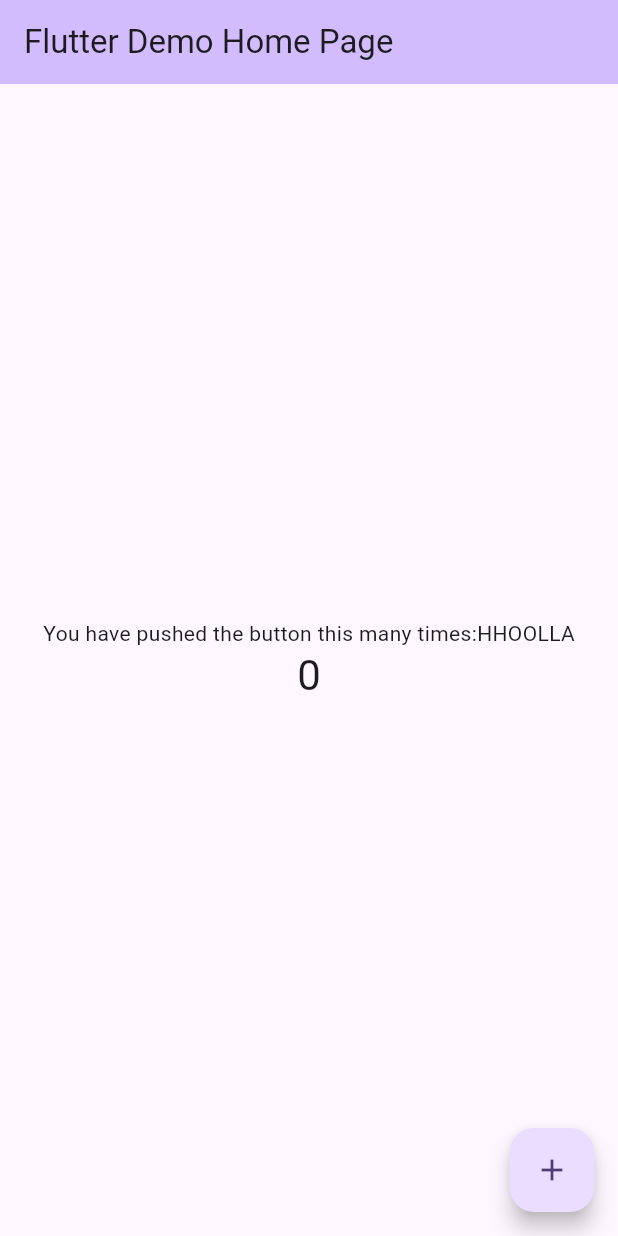
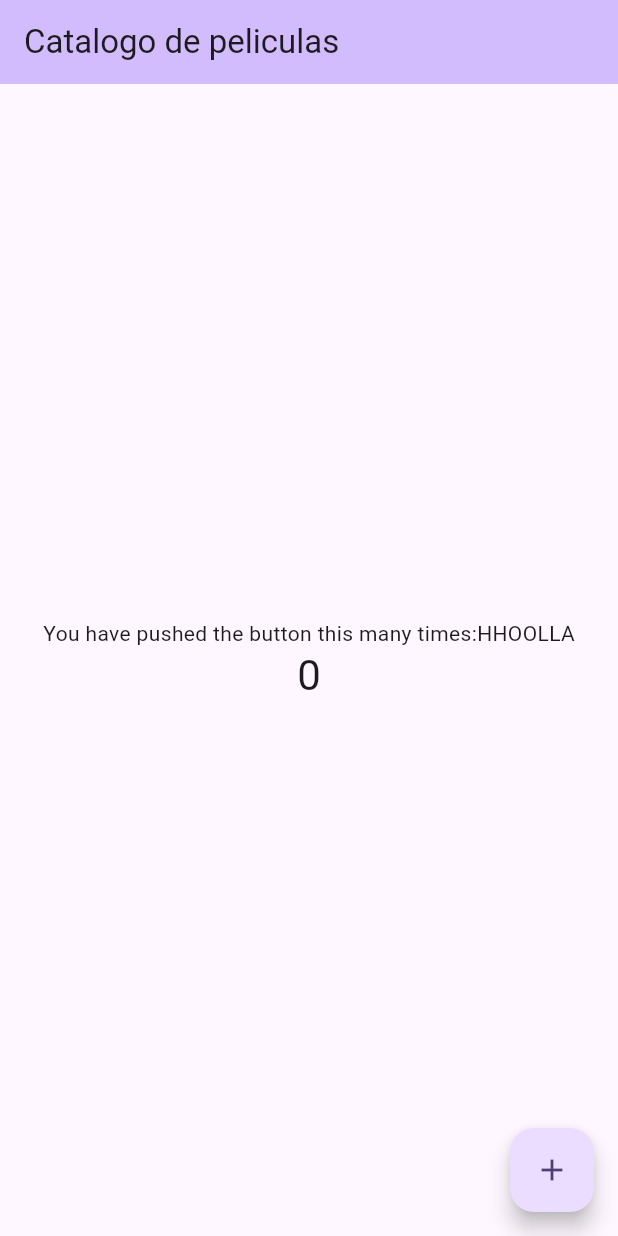
Before and after one commit to erika-nath/catalogoPeliculasDart, a Flutter app: the screen it shows after launch, on a phone screen of 412 x 824 dp. Run offline on Flutter 3.47's test engine with Material 3 defaults, Android fonts, the phone set to English and light mode, and no system bars.

Commit message:
Cambio de titulo

```diff
--- a/lib/main.dart
+++ b/lib/main.dart
@@ -11,26 +11,12 @@ class MyApp extends StatelessWidget {
   @override
   Widget build(BuildContext context) {
     return MaterialApp(
-      title: 'Flutter Demo',
+      title: 'Catalogo de peliculas',
       theme: ThemeData(
-        // This is the theme of your application.
-        //
-        // TRY THIS: Try running your application with "flutter run". You'll see
-        // the application has a purple toolbar. Then, without quitting the app,
-        // try changing the seedColor in the colorScheme below to Colors.green
-        // and then invoke "hot reload" (save your changes or press the "hot
-        // reload" button in a Flutter-supported IDE, or press "r" if you used
-        // the command line to start the app).
-        //
-        // Notice that the counter didn't reset back to zero; the application
-        // state is not lost during the reload. To reset the state, use hot
-        // restart instead.
-        //
-        // This works for code too, not just values: Most code changes can be
-        // tested with just a hot reload.
+
         colorScheme: ColorScheme.fromSeed(seedColor: Colors.deepPurple),
       ),
-      home: const MyHomePage(title: 'Flutter Demo Home Page'),
+      home: const MyHomePage(title: 'Catalogo de peliculas'),
     );
   }
 }
```
